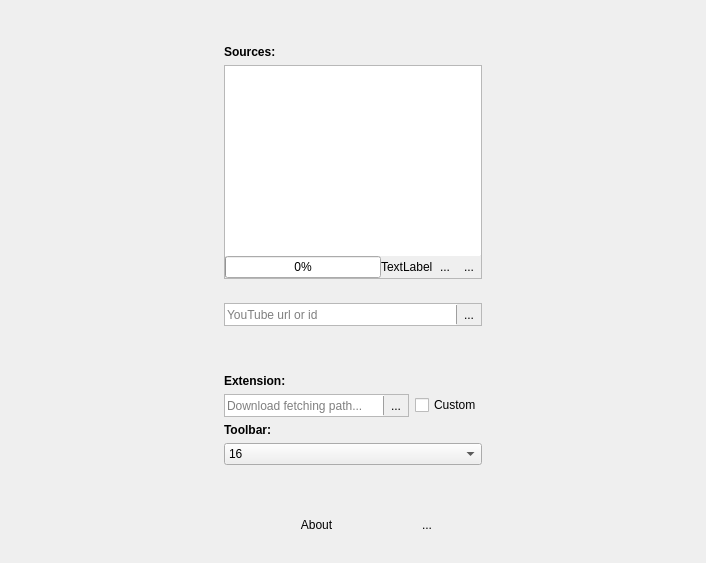
milohr/babe-qt, file settings.ui: the form before one commit.
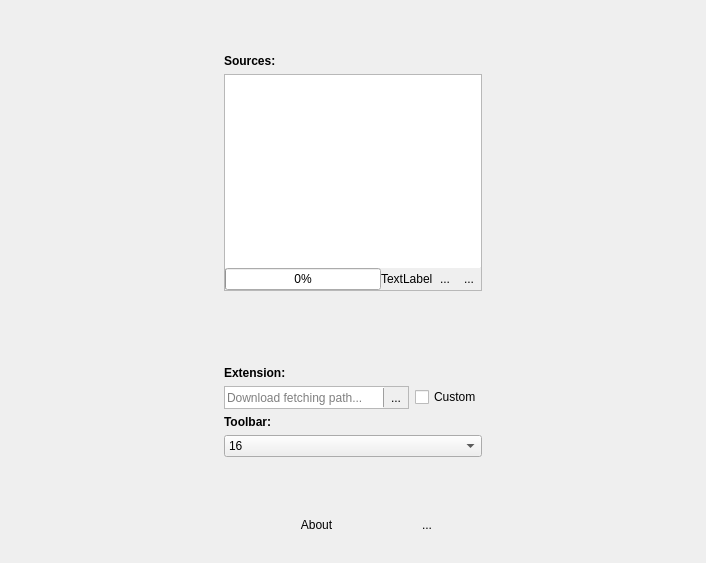
The form after the commit. Icons and pictures are not drawn.

What changed in the file:
```diff
--- a/settings.ui
+++ b/settings.ui
@@ -50,6 +50,190 @@
       <enum>QFrame::Plain</enum>
      </property>
      <layout class="QGridLayout" name="gridLayout_2">
+      <item row="12" column="3">
+       <widget class="QToolButton" name="debugBtn">
+        <property name="text">
+         <string>...</string>
+        </property>
+        <property name="icon">
+         <iconset theme="tools-report-bug">
+          <normaloff>.</normaloff>.</iconset>
+        </property>
+        <property name="autoRaise">
+         <bool>true</bool>
+        </property>
+       </widget>
+      </item>
+      <item row="8" column="1" colspan="2">
+       <widget class="QFrame" name="frame_4">
+        <property name="toolTip">
+         <string>Select your default downloads folder from where the Babe'd songs from Chromium extension will be fetched...</string>
+        </property>
+        <property name="whatsThis">
+         <string>Select your default downloads folder from where the Babe'd songs from Chromium extension will be fetched.</string>
+        </property>
+        <property name="frameShape">
+         <enum>QFrame::StyledPanel</enum>
+        </property>
+        <property name="frameShadow">
+         <enum>QFrame::Raised</enum>
+        </property>
+        <layout class="QHBoxLayout" name="horizontalLayout">
+         <property name="spacing">
+          <number>0</number>
+         </property>
+         <property name="leftMargin">
+          <number>0</number>
+         </property>
+         <property name="topMargin">
+          <number>0</number>
+         </property>
+         <property name="rightMargin">
+          <number>0</number>
+         </property>
+         <property name="bottomMargin">
+          <number>0</number>
+         </property>
+         <item>
+          <widget class="QLineEdit" name="ytLineEdit">
+           <property name="sizePolicy">
+            <sizepolicy hsizetype="Expanding" vsizetype="Minimum">
+             <horstretch>0</horstretch>
+             <verstretch>0</verstretch>
+            </sizepolicy>
+           </property>
+           <property name="frame">
+            <bool>false</bool>
+           </property>
+           <property name="placeholderText">
+            <string>Download fetching path...</string>
+           </property>
+          </widget>
+         </item>
+         <item>
+          <widget class="QFrame" name="frame_5">
+           <property name="maximumSize">
+            <size>
+             <width>1</width>
+             <height>16777215</height>
+            </size>
+           </property>
+           <property name="frameShape">
+            <enum>QFrame::VLine</enum>
+           </property>
+           <property name="frameShadow">
+            <enum>QFrame::Raised</enum>
+           </property>
+          </widget>
+         </item>
+         <item>
+          <widget class="QToolButton" name="ytBtn">
+           <property name="text">
+            <string>...</string>
+           </property>
+           <property name="icon">
+            <iconset theme="folder-open">
+             <normaloff>.</normaloff>.</iconset>
+           </property>
+           <property name="autoRaise">
+            <bool>true</bool>
+           </property>
+          </widget>
+         </item>
+        </layout>
+       </widget>
+      </item>
+      <item row="12" column="1" colspan="2">
+       <widget class="QPushButton" name="pushButton">
+        <property name="sizePolicy">
+         <sizepolicy hsizetype="Minimum" vsizetype="Minimum">
+          <horstretch>0</horstretch>
+          <verstretch>0</verstretch>
+         </sizepolicy>
+        </property>
+        <property name="text">
+         <string>About</string>
+        </property>
+        <property name="icon">
+         <iconset theme="help-about">
+          <normaloff>.</normaloff>.</iconset>
+        </property>
+        <property name="flat">
+         <bool>true</bool>
+        </property>
+       </widget>
+      </item>
+      <item row="9" column="1">
+       <widget class="QLabel" name="label_3">
+        <property name="styleSheet">
+         <string notr="true">font:bold;</string>
+        </property>
+        <property name="text">
+         <string>Toolbar:</string>
+        </property>
+       </widget>
+      </item>
+      <item row="0" column="1" colspan="3">
+       <spacer name="verticalSpacer_3">
+        <property name="orientation">
+         <enum>Qt::Vertical</enum>
+        </property>
+        <property name="sizeHint" stdset="0">
+         <size>
+          <width>20</width>
+          <height>40</height>
+         </size>
+        </property>
+       </spacer>
+      </item>
+      <item row="10" column="1" colspan="3">
+       <widget class="QComboBox" name="toolbarIconSize">
+        <property name="currentText">
+         <string>16</string>
+        </property>
+        <item>
+         <property name="text">
+          <string>16</string>
+         </property>
+        </item>
+        <item>
+         <property name="text">
+          <string>22</string>
+         </property>
+        </item>
+        <item>
+         <property name="text">
+          <string>32</string>
+         </property>
+        </item>
+       </widget>
+      </item>
+      <item row="7" column="1">
+       <widget class="QLabel" name="label_4">
+        <property name="font">
+         <font>
+          <weight>75</weight>
+          <bold>true</bold>
+         </font>
+        </property>
+        <property name="text">
+         <string>Extension:</string>
+        </property>
+       </widget>
+      </item>
+      <item row="6" column="1" colspan="3">
+       <spacer name="verticalSpacer">
+        <property name="orientation">
+         <enum>Qt::Vertical</enum>
+        </property>
+        <property name="sizeHint" stdset="0">
+         <size>
+          <width>20</width>
+          <height>40</height>
+         </size>
+        </property>
+       </spacer>
+      </item>
       <item row="2" column="1" colspan="3">
        <widget class="QFrame" name="frame_2">
         <property name="frameShape">
@@ -164,7 +348,7 @@
         </property>
        </widget>
       </item>
-      <item row="2" column="5" rowspan="15">
+      <item row="2" column="5" rowspan="14">
        <spacer name="horizontalSpacer_2">
         <property name="orientation">
          <enum>Qt::Horizontal</enum>
@@ -177,7 +361,7 @@
         </property>
        </spacer>
       </item>
-      <item row="9" column="3">
+      <item row="8" column="3">
        <widget class="QCheckBox" name="checkBox">
         <property name="toolTip">
          <string>Select your default downloads folder from where the Babe'd songs from Chromium extension will be fetched...</string>
@@ -187,7 +371,7 @@
         </property>
        </widget>
       </item>
-      <item row="12" column="1" colspan="3">
+      <item row="11" column="1" colspan="3">
        <spacer name="verticalSpacer_2">
         <property name="orientation">
          <enum>Qt::Vertical</enum>
@@ -200,7 +384,7 @@
         </property>
        </spacer>
       </item>
-      <item row="2" column="0" rowspan="12">
+      <item row="2" column="0" rowspan="11">
        <spacer name="horizontalSpacer">
         <property name="orientation">
          <enum>Qt::Horizontal</enum>
@@ -213,277 +397,6 @@
         </property>
        </spacer>
       </item>
-      <item row="13" column="3">
-       <widget class="QToolButton" name="debugBtn">
-        <property name="text">
-         <string>...</string>
-        </property>
-        <property name="icon">
-         <iconset theme="tools-report-bug">
-          <normaloff>.</normaloff>.</iconset>
-        </property>
-        <property name="autoRaise">
-         <bool>true</bool>
-        </property>
-       </widget>
-      </item>
-      <item row="9" column="1" colspan="2">
-       <widget class="QFrame" name="frame_4">
-        <property name="toolTip">
-         <string>Select your default downloads folder from where the Babe'd songs from Chromium extension will be fetched...</string>
-        </property>
-        <property name="whatsThis">
-         <string>Select your default downloads folder from where the Babe'd songs from Chromium extension will be fetched.</string>
-        </property>
-        <property name="frameShape">
-         <enum>QFrame::StyledPanel</enum>
-        </property>
-        <property name="frameShadow">
-         <enum>QFrame::Raised</enum>
-        </property>
-        <layout class="QHBoxLayout" name="horizontalLayout">
-         <property name="spacing">
-          <number>0</number>
-         </property>
-         <property name="leftMargin">
-          <number>0</number>
-         </property>
-         <property name="topMargin">
-          <number>0</number>
-         </property>
-         <property name="rightMargin">
-          <number>0</number>
-         </property>
-         <property name="bottomMargin">
-          <number>0</number>
-         </property>
-         <item>
-          <widget class="QLineEdit" name="ytLineEdit">
-           <property name="sizePolicy">
-            <sizepolicy hsizetype="Expanding" vsizetype="Minimum">
-             <horstretch>0</horstretch>
-             <verstretch>0</verstretch>
-            </sizepolicy>
-           </property>
-           <property name="frame">
-            <bool>false</bool>
-           </property>
-           <property name="placeholderText">
-            <string>Download fetching path...</string>
-           </property>
-          </widget>
-         </item>
-         <item>
-          <widget class="QFrame" name="frame_5">
-           <property name="maximumSize">
-            <size>
-             <width>1</width>
-             <height>16777215</height>
-            </size>
-           </property>
-           <property name="frameShape">
-            <enum>QFrame::VLine</enum>
-           </property>
-           <property name="frameShadow">
-            <enum>QFrame::Raised</enum>
-           </property>
-          </widget>
-         </item>
-         <item>
-          <widget class="QToolButton" name="ytBtn">
-           <property name="text">
-            <string>...</string>
-           </property>
-           <property name="icon">
-            <iconset theme="folder-open"/>
-           </property>
-           <property name="autoRaise">
-            <bool>true</bool>
-           </property>
-          </widget>
-         </item>
-        </layout>
-       </widget>
-      </item>
-      <item row="13" column="1" colspan="2">
-       <widget class="QPushButton" name="pushButton">
-        <property name="sizePolicy">
-         <sizepolicy hsizetype="Minimum" vsizetype="Minimum">
-          <horstretch>0</horstretch>
-          <verstretch>0</verstretch>
-         </sizepolicy>
-        </property>
-        <property name="text">
-         <string>About</string>
-        </property>
-        <property name="icon">
-         <iconset theme="help-about">
-          <normaloff>.</normaloff>.</iconset>
-        </property>
-        <property name="flat">
-         <bool>true</bool>
-        </property>
-       </widget>
-      </item>
-      <item row="10" column="1">
-       <widget class="QLabel" name="label_3">
-        <property name="styleSheet">
-         <string notr="true">font:bold;</string>
-        </property>
-        <property name="text">
-         <string>Toolbar:</string>
-        </property>
-       </widget>
-      </item>
-      <item row="6" column="1" colspan="3">
-       <widget class="QFrame" name="frame_7">
-        <property name="sizePolicy">
-         <sizepolicy hsizetype="Preferred" vsizetype="Fixed">
-          <horstretch>0</horstretch>
-          <verstretch>0</verstretch>
-         </sizepolicy>
-        </property>
-        <property name="frameShape">
-         <enum>QFrame::StyledPanel</enum>
-        </property>
-        <property name="frameShadow">
-         <enum>QFrame::Raised</enum>
-        </property>
-        <layout class="QHBoxLayout" name="horizontalLayout_2">
-         <property name="spacing">
-          <number>0</number>
-         </property>
-         <property name="leftMargin">
-          <number>0</number>
-         </property>
-         <property name="topMargin">
-          <number>0</number>
-         </property>
-         <property name="rightMargin">
-          <number>0</number>
-         </property>
-         <property name="bottomMargin">
-          <number>0</number>
-         </property>
-         <item>
-          <widget class="QLineEdit" name="fetch">
-           <property name="sizePolicy">
-            <sizepolicy hsizetype="Expanding" vsizetype="Minimum">
-             <horstretch>0</horstretch>
-             <verstretch>0</verstretch>
-            </sizepolicy>
-           </property>
-           <property name="frame">
-            <bool>false</bool>
-           </property>
-           <property name="placeholderText">
-            <string>YouTube url or id</string>
-           </property>
-          </widget>
-         </item>
-         <item>
-          <widget class="QFrame" name="frame_8">
-           <property name="maximumSize">
-            <size>
-             <width>1</width>
-             <height>16777215</height>
-            </size>
-           </property>
-           <property name="frameShape">
-            <enum>QFrame::VLine</enum>
-           </property>
-           <property name="frameShadow">
-            <enum>QFrame::Raised</enum>
-           </property>
-          </widget>
-         </item>
-         <item>
-          <widget class="QToolButton" name="fetchBtn">
-           <property name="sizePolicy">
-            <sizepolicy hsizetype="Fixed" vsizetype="Fixed">
-             <horstretch>0</horstretch>
-             <verstretch>0</verstretch>
-            </sizepolicy>
-           </property>
-           <property name="toolTip">
-            <string>Fetch track from url or id...</string>
-           </property>
-           <property name="text">
-            <string>...</string>
-           </property>
-           <property name="icon">
-            <iconset theme="kstars_constellationart">
-             <normaloff>.</normaloff>.</iconset>
-           </property>
-           <property name="autoRaise">
-            <bool>true</bool>
-           </property>
-          </widget>
-         </item>
-        </layout>
-       </widget>
-      </item>
-      <item row="0" column="1" colspan="3">
-       <spacer name="verticalSpacer_3">
-        <property name="orientation">
-         <enum>Qt::Vertical</enum>
-        </property>
-        <property name="sizeHint" stdset="0">
-         <size>
-          <width>20</width>
-          <height>40</height>
-         </size>
-        </property>
-       </spacer>
-      </item>
-      <item row="11" column="1" colspan="3">
-       <widget class="QComboBox" name="toolbarIconSize">
-        <property name="currentText">
-         <string>16</string>
-        </property>
-        <item>
-         <property name="text">
-          <string>16</string>
-         </property>
-        </item>
-        <item>
-         <property name="text">
-          <string>22</string>
-         </property>
-        </item>
-        <item>
-         <property name="text">
-          <string>32</string>
-         </property>
-        </item>
-       </widget>
-      </item>
-      <item row="8" column="1">
-       <widget class="QLabel" name="label_4">
-        <property name="font">
-         <font>
-          <weight>75</weight>
-          <bold>true</bold>
-         </font>
-        </property>
-        <property name="text">
-         <string>Extension:</string>
-        </property>
-       </widget>
-      </item>
-      <item row="7" column="1" colspan="3">
-       <spacer name="verticalSpacer">
-        <property name="orientation">
-         <enum>Qt::Vertical</enum>
-        </property>
-        <property name="sizeHint" stdset="0">
-         <size>
-          <width>20</width>
-          <height>40</height>
-         </size>
-        </property>
-       </spacer>
-      </item>
      </layout>
     </widget>
    </item>
```
